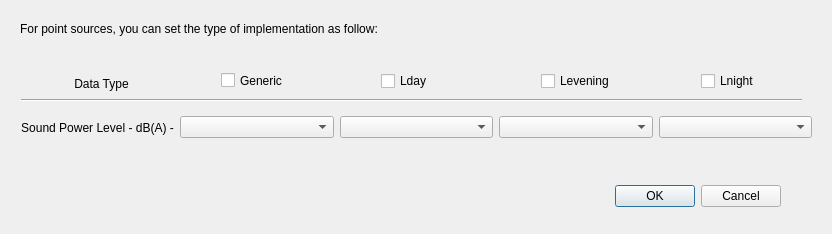
The window that tools/ui_SourceDetailsPts.ui (pierluigiderosa/openoise) describes before a commit, drawn with Qt 5.
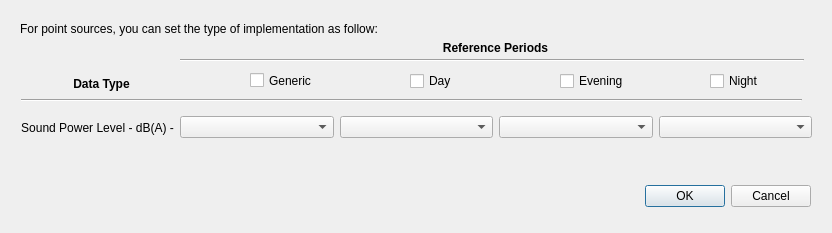
The same window after the commit. Custom widgets are drawn as their Qt base class.

What changed in the file:
```diff
--- a/tools/ui_SourceDetailsPts.ui
+++ b/tools/ui_SourceDetailsPts.ui
@@ -7,7 +7,7 @@
     <x>0</x>
     <y>0</y>
     <width>832</width>
-    <height>234</height>
+    <height>233</height>
    </rect>
   </property>
   <property name="windowTitle">
@@ -16,7 +16,7 @@
   <widget class="QDialogButtonBox" name="buttonBox">
    <property name="geometry">
     <rect>
-     <x>440</x>
+     <x>470</x>
      <y>180</y>
      <width>341</width>
      <height>32</height>
@@ -45,7 +45,7 @@
     </sizepolicy>
    </property>
    <property name="text">
-    <string>Data Type</string>
+    <string>&lt;html&gt;&lt;head/&gt;&lt;body&gt;&lt;p&gt;&lt;span style=&quot; font-weight:600;&quot;&gt;Data Type&lt;/span&gt;&lt;/p&gt;&lt;/body&gt;&lt;/html&gt;</string>
    </property>
    <property name="alignment">
     <set>Qt::AlignCenter</set>
@@ -110,7 +110,7 @@
   <widget class="QCheckBox" name="POWER_P_L_gen_checkBox">
    <property name="geometry">
     <rect>
-     <x>221</x>
+     <x>250</x>
      <y>70</y>
      <width>91</width>
      <height>21</height>
@@ -126,14 +126,14 @@
   <widget class="QCheckBox" name="POWER_P_L_day_checkBox">
    <property name="geometry">
     <rect>
-     <x>381</x>
+     <x>410</x>
      <y>70</y>
      <width>81</width>
      <height>22</height>
     </rect>
    </property>
    <property name="text">
-    <string>Lday</string>
+    <string>Day</string>
    </property>
    <property name="checked">
     <bool>false</bool>
@@ -142,14 +142,14 @@
   <widget class="QCheckBox" name="POWER_P_L_eve_checkBox">
    <property name="geometry">
     <rect>
-     <x>541</x>
+     <x>560</x>
      <y>70</y>
      <width>71</width>
      <height>22</height>
     </rect>
    </property>
    <property name="text">
-    <string>Levening</string>
+    <string>Evening</string>
    </property>
    <property name="checked">
     <bool>false</bool>
@@ -171,19 +171,57 @@
   <widget class="QCheckBox" name="POWER_P_L_nig_checkBox">
    <property name="geometry">
     <rect>
-     <x>701</x>
+     <x>710</x>
      <y>70</y>
      <width>81</width>
      <height>22</height>
     </rect>
    </property>
    <property name="text">
-    <string>Lnight</string>
+    <string>Night</string>
    </property>
    <property name="checked">
     <bool>false</bool>
    </property>
   </widget>
+  <widget class="Line" name="line_12">
+   <property name="windowModality">
+    <enum>Qt::NonModal</enum>
+   </property>
+   <property name="geometry">
+    <rect>
+     <x>180</x>
+     <y>50</y>
+     <width>624</width>
+     <height>20</height>
+    </rect>
+   </property>
+   <property name="orientation">
+    <enum>Qt::Horizontal</enum>
+   </property>
+  </widget>
+  <widget class="QLabel" name="implementation_label_25">
+   <property name="geometry">
+    <rect>
+     <x>440</x>
+     <y>40</y>
+     <width>111</width>
+     <height>16</height>
+    </rect>
+   </property>
+   <property name="sizePolicy">
+    <sizepolicy hsizetype="Fixed" vsizetype="Fixed">
+     <horstretch>0</horstretch>
+     <verstretch>0</verstretch>
+    </sizepolicy>
+   </property>
+   <property name="text">
+    <string>&lt;html&gt;&lt;head/&gt;&lt;body&gt;&lt;p&gt;&lt;span style=&quot; font-weight:600;&quot;&gt;Reference Periods&lt;/span&gt;&lt;/p&gt;&lt;/body&gt;&lt;/html&gt;</string>
+   </property>
+   <property name="alignment">
+    <set>Qt::AlignCenter</set>
+   </property>
+  </widget>
  </widget>
  <customwidgets>
   <customwidget>
```
